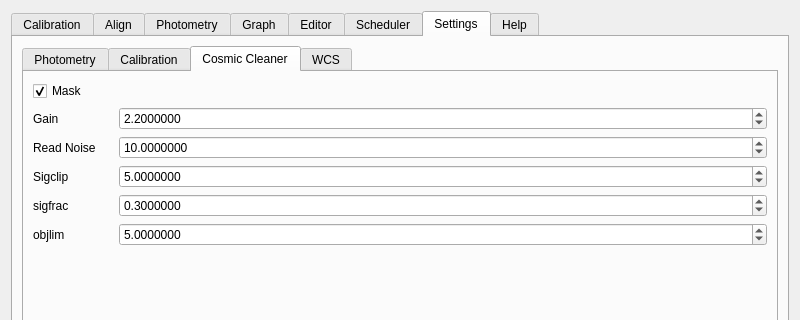
First picture: the form in myraf.ui, repository yucelkilic/myrafproject, before the edit; both pictures show x 0 to 800 and y 0 to 320 of the 800 by 660 pixel window.
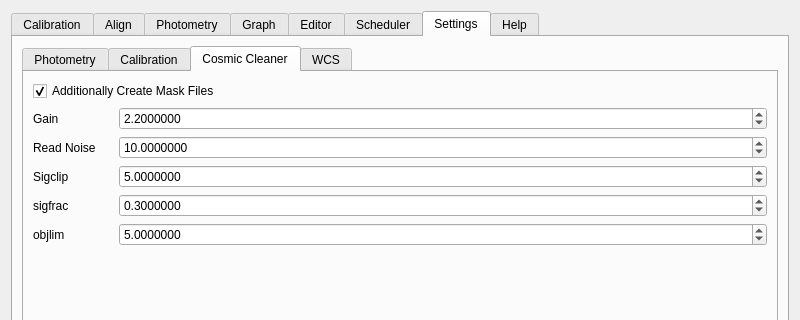
Second picture: the form after the edit. The open tabs and pages were chosen to show the change. Icons and pictures are not drawn. Custom widgets are drawn as their Qt base class.

Commit message: create mask file edited

```diff
--- a/myraf.ui
+++ b/myraf.ui
@@ -4039,7 +4039,7 @@
            <item row="0" column="0">
             <widget class="QCheckBox" name="checkBox_16">
              <property name="text">
-              <string>Mask</string>
+              <string>Additionally Create Mask Files</string>
              </property>
              <property name="checked">
               <bool>true</bool>
```
Left out of the diff: 2 changed lines with no effect on the pictures. The commit also changes 2 other files.
